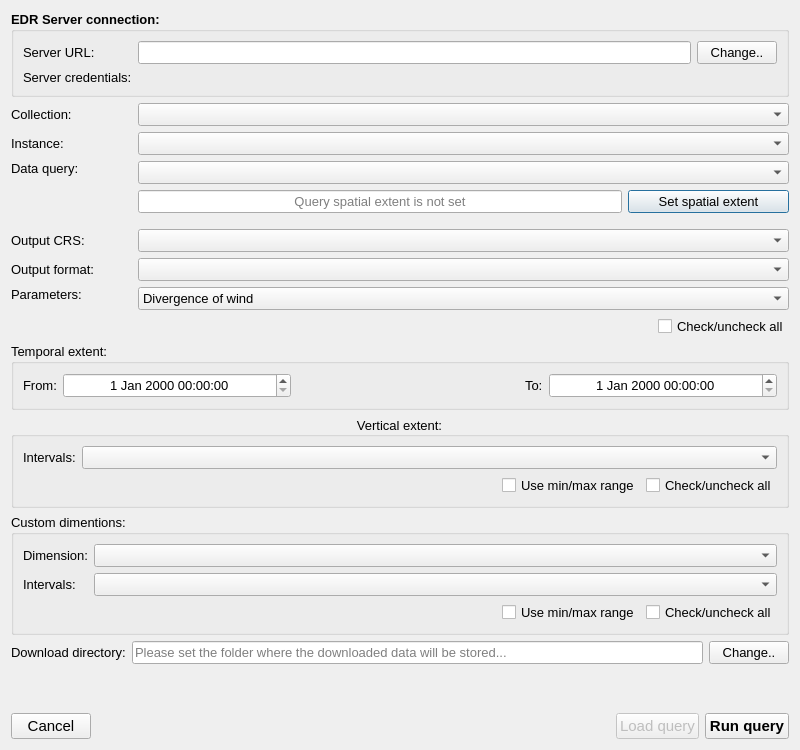
Above: edr_plugin/gui/ui/edr.ui from MetOffice/qgis-plugin-edr before the change. Below: the same form after it.
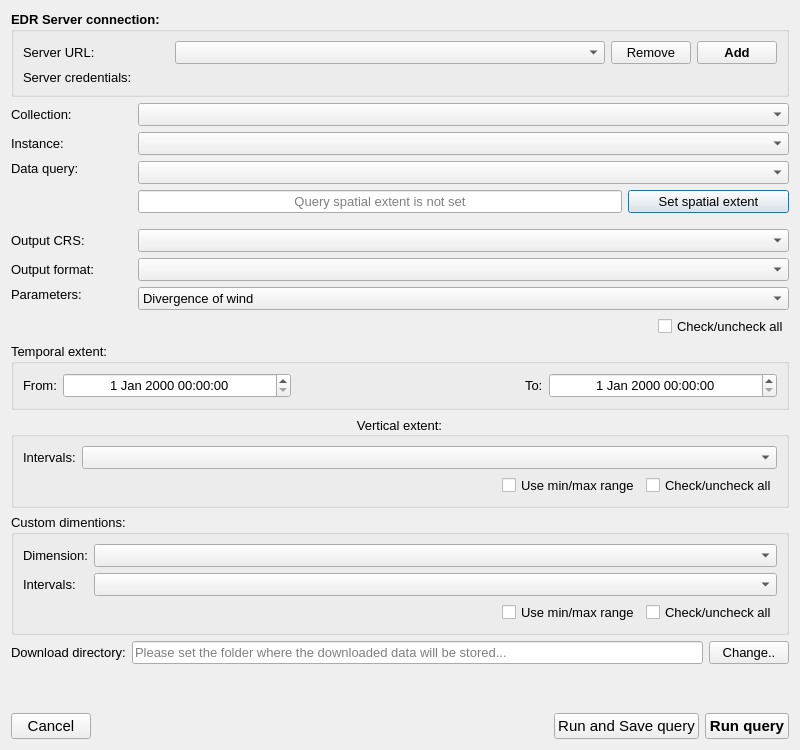
That is the form after the change. Custom widgets are drawn as their Qt base class.

What changed in the file:
```diff
--- a/edr_plugin/gui/ui/edr.ui
+++ b/edr_plugin/gui/ui/edr.ui
@@ -300,89 +300,6 @@
      </item>
     </layout>
    </item>
-   <item row="0" column="0" colspan="3">
-    <widget class="QGroupBox" name="server_grp">
-     <property name="font">
-      <font>
-       <pointsize>10</pointsize>
-       <weight>75</weight>
-       <bold>true</bold>
-      </font>
-     </property>
-     <property name="title">
-      <string>EDR Server connection:</string>
-     </property>
-     <layout class="QGridLayout" name="gridLayout_7">
-      <item row="0" column="1">
-       <widget class="QLineEdit" name="server_url_le">
-        <property name="font">
-         <font>
-          <pointsize>10</pointsize>
-          <weight>50</weight>
-          <bold>false</bold>
-         </font>
-        </property>
-        <property name="readOnly">
-         <bool>true</bool>
-        </property>
-       </widget>
-      </item>
-      <item row="0" column="0">
-       <widget class="QLabel" name="label">
-        <property name="font">
-         <font>
-          <pointsize>10</pointsize>
-          <weight>50</weight>
-          <bold>false</bold>
-         </font>
-        </property>
-        <property name="text">
-         <string>Server URL:</string>
-        </property>
-       </widget>
-      </item>
-      <item row="0" column="2">
-       <widget class="QPushButton" name="change_server_pb">
-        <property name="font">
-         <font>
-          <pointsize>10</pointsize>
-          <weight>50</weight>
-          <bold>false</bold>
-         </font>
-        </property>
-        <property name="text">
-         <string>Change..</string>
-        </property>
-       </widget>
-      </item>
-      <item row="1" column="1" colspan="2">
-       <widget class="QgsAuthConfigSelect" name="server_auth_config">
-        <property name="font">
-         <font>
-          <pointsize>10</pointsize>
-          <weight>50</weight>
-          <bold>false</bold>
-         </font>
-        </property>
-       </widget>
-      </item>
-      <item row="1" column="0">
-       <widget class="QLabel" name="label_5">
-        <property name="font">
-         <font>
-          <pointsize>10</pointsize>
-          <weight>50</weight>
-          <bold>false</bold>
-         </font>
-        </property>
-        <property name="text">
-         <string>Server credentials:</string>
-        </property>
-       </widget>
-      </item>
-     </layout>
-    </widget>
-   </item>
    <item row="16" column="0" colspan="3">
     <widget class="QgsCollapsibleGroupBox" name="vertical_grp">
      <property name="font">
@@ -727,7 +644,7 @@
      <item>
       <widget class="QPushButton" name="load_pb">
        <property name="enabled">
-        <bool>false</bool>
+        <bool>true</bool>
        </property>
        <property name="font">
         <font>
@@ -735,7 +652,7 @@
         </font>
        </property>
        <property name="text">
-        <string>Load query</string>
+        <string>Run and Save query</string>
        </property>
       </widget>
      </item>
@@ -767,6 +684,106 @@
      </property>
     </widget>
    </item>
+   <item row="0" column="0" colspan="3">
+    <widget class="QGroupBox" name="server_grp">
+     <property name="font">
+      <font>
+       <pointsize>10</pointsize>
+       <weight>75</weight>
+       <bold>true</bold>
+      </font>
+     </property>
+     <property name="title">
+      <string>EDR Server connection:</string>
+     </property>
+     <layout class="QGridLayout" name="gridLayout_7">
+      <item row="2" column="1" colspan="4">
+       <widget class="QgsAuthConfigSelect" name="server_auth_config">
+        <property name="font">
+         <font>
+          <pointsize>10</pointsize>
+          <weight>50</weight>
+          <bold>false</bold>
+         </font>
+        </property>
+       </widget>
+      </item>
+      <item row="2" column="0">
+       <widget class="QLabel" name="label_5">
+        <property name="font">
+         <font>
+          <pointsize>10</pointsize>
+          <weight>50</weight>
+          <bold>false</bold>
+         </font>
+        </property>
+        <property name="text">
+         <string>Server credentials:</string>
+        </property>
+       </widget>
+      </item>
+      <item row="1" column="0">
+       <widget class="QLabel" name="label">
+        <property name="font">
+         <font>
+          <pointsize>10</pointsize>
+          <weight>50</weight>
+          <bold>false</bold>
+         </font>
+        </property>
+        <property name="text">
+         <string>Server URL:</string>
+        </property>
+       </widget>
+      </item>
+      <item row="1" column="1" colspan="4">
+       <layout class="QHBoxLayout" name="horizontalLayout_2">
+        <property name="bottomMargin">
+         <number>0</number>
+        </property>
+        <item>
+         <widget class="QComboBox" name="server_url_cbo">
+          <property name="sizePolicy">
+           <sizepolicy hsizetype="Expanding" vsizetype="Fixed">
+            <horstretch>0</horstretch>
+            <verstretch>0</verstretch>
+           </sizepolicy>
+          </property>
+         </widget>
+        </item>
+        <item>
+         <widget class="QPushButton" name="remove_server_pb">
+          <property name="font">
+           <font>
+            <pointsize>10</pointsize>
+            <weight>50</weight>
+            <bold>false</bold>
+           </font>
+          </property>
+          <property name="text">
+           <string>Remove</string>
+          </property>
+         </widget>
+        </item>
+        <item>
+         <widget class="QPushButton" name="add_server_pb">
+          <property name="font">
+           <font>
+            <pointsize>10</pointsize>
+            <weight>75</weight>
+            <bold>true</bold>
+           </font>
+          </property>
+          <property name="text">
+           <string>Add</string>
+          </property>
+         </widget>
+        </item>
+       </layout>
+      </item>
+     </layout>
+    </widget>
+   </item>
   </layout>
  </widget>
  <customwidgets>
```
Left out of the diff: 45 changed lines with no effect on the pictures.
